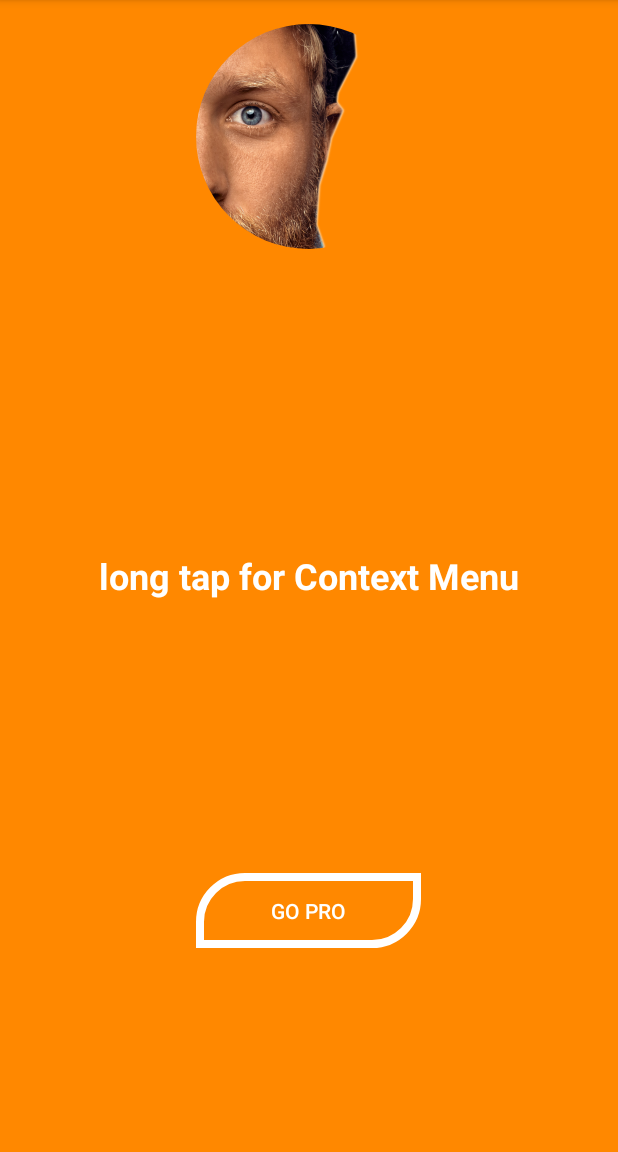
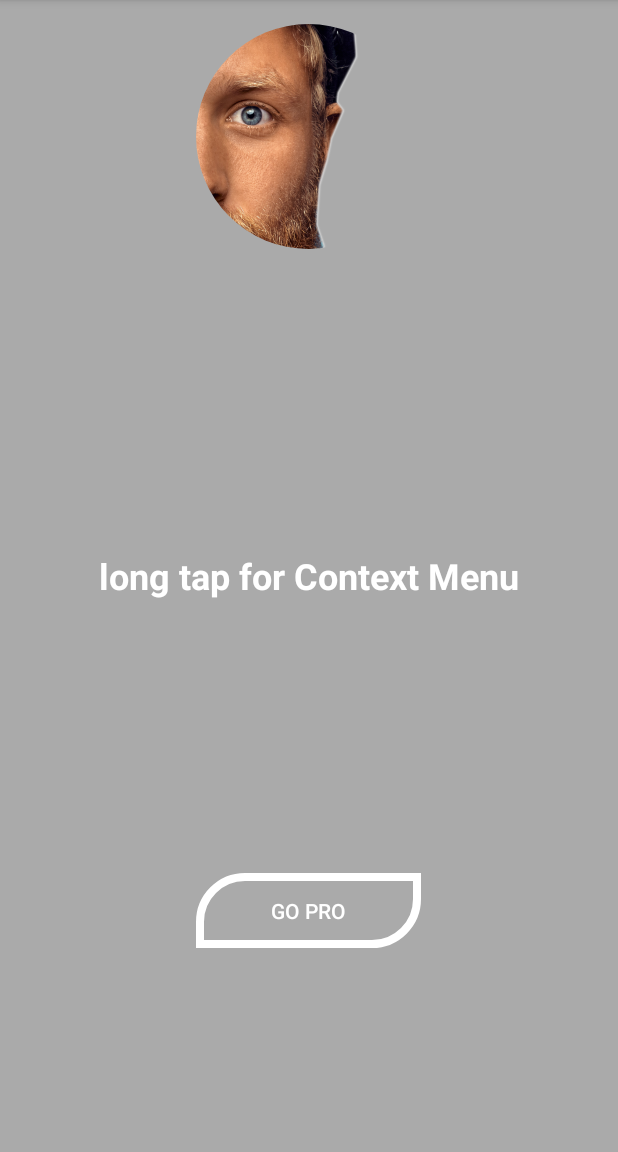
Before and after one commit to KoltX/NiceStart, an Android app: the screen it shows after launch (MainActivity), after a tap on "LOG IN", on a phone screen of 412 x 824 dp, the part 84-1236 px from its top. Run offline under Robolectric (Android 15) with nearby library versions, the phone set to English and light mode, and no system bars; libraries missing offline, so code that uses them is left out: com.alespero.expandablecardview; plain views replace CircularImageView, ExpandableCardView; pictures from the network do not load; 2 statements that could not run were skipped.

Commit message:
susan in the card

```diff
--- a/app/src/main/res/layout/activity_main.xml
+++ b/app/src/main/res/layout/activity_main.xml
@@ -4,11 +4,8 @@
     android:id="@+id/activity_main_context"
     tools:context="com.ramiro.ernesto.nicestart.MainActivity"
     style="@style/MyViewok"
-    android:background="@android:color/holo_orange_dark"
+    android:background="@android:color/darker_gray"
     >
-
-
-
 
     <com.mikhaellopez.circularimageview.CircularImageView
         android:layout_width="150dp"
@@ -62,7 +59,7 @@
         android:layout_height="wrap_content"
         app:title="Passengers"
         app:icon="@drawable/anim_vector"
-        app:inner_view="@layout/inner_view"
+        app:inner_view="@layout/dialog_view"
         app:expandOnClick="true"
         app:animationDuration="300"
         app:startExpanded="false"/>
--- a/app/src/main/res/layout/dialog_view.xml
+++ b/app/src/main/res/layout/dialog_view.xml
@@ -29,10 +29,11 @@
 
                 />
         <LinearLayout
-            android:layout_width="wrap_content"
+            android:layout_width="match_parent"
             android:layout_height="match_parent"
             android:orientation="vertical"
             android:layout_marginLeft="20dp"
+            android:paddingRight="10dp"
             >
 
 
```
